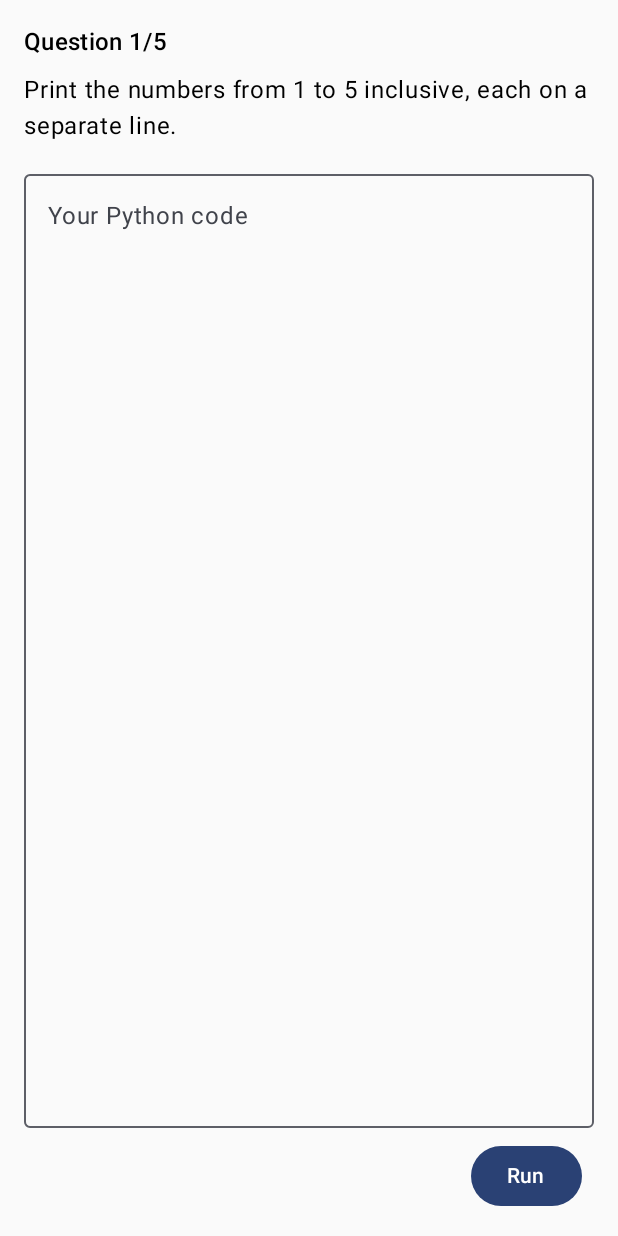
After one commit to vikrammane8377/LocalAi_CodingAssistant-Therapist, an Android app built with Jetpack Compose: the ProgrammingScreen screen opened through its navigation route, on a phone screen of 412 x 824 dp. The commit adds this screen. Run offline under Robolectric (Android 15) with nearby library versions, the phone set to English and light mode, and no system bars; libraries missing offline, so code that uses them is left out: com.chaquo.python; 1 statement that could not run was skipped.

Commit message:
Python compiler

```diff
--- a/ProgrammingAiLocal/app/src/main/java/com/example/programmingailocal/MainActivity.kt
+++ b/ProgrammingAiLocal/app/src/main/java/com/example/programmingailocal/MainActivity.kt
@@ -13,23 +13,34 @@ import androidx.compose.ui.tooling.preview.Preview
 import androidx.navigation.compose.NavHost
 import androidx.navigation.compose.composable
 import androidx.navigation.compose.rememberNavController
+import com.chaquo.python.Python
+import com.chaquo.python.android.AndroidPlatform
 import com.example.programmingailocal.ui.theme.ProgrammingAiLocalTheme
 
 class MainActivity : ComponentActivity() {
     override fun onCreate(savedInstanceState: Bundle?) {
         super.onCreate(savedInstanceState)
+
+        // Initialize Chaquopy Python runtime once per process.
+        if (!Python.isStarted()) {
+            Python.start(AndroidPlatform(this))
+        }
         enableEdgeToEdge()
         setContent {
             ProgrammingAiLocalTheme {
                 val navController = rememberNavController()
                 NavHost(navController, startDestination = "home") {
                     composable("home") {
-                        com.example.programmingailocal.ui.HomeScreen(navigateToChat = {
-                            navController.navigate("chat")
-                        })
+                        com.example.programmingailocal.ui.HomeScreen(
+                            navigateToChat = { navController.navigate("chat") },
+                            navigateToProgramming = { navController.navigate("programming") }
+                        )
                     }
                     composable("chat") {
                         com.example.programmingailocal.ui.ChatScreen()
+                    }
+                    composable("programming") {
+                        com.example.programmingailocal.ui.ProgrammingScreen()
                     }
                 }
             }
--- a/ProgrammingAiLocal/app/src/main/java/com/example/programmingailocal/ui/HomeScreen.kt
+++ b/ProgrammingAiLocal/app/src/main/java/com/example/programmingailocal/ui/HomeScreen.kt
@@ -69,7 +69,7 @@ class HomeViewModel(private val context: Context) : ViewModel() {
 }
 
 @Composable
-fun HomeScreen(navigateToChat: () -> Unit) {
+fun HomeScreen(navigateToChat: () -> Unit, navigateToProgramming: () -> Unit) {
     val context = androidx.compose.ui.platform.LocalContext.current
     val vm: HomeViewModel = viewModel(factory = HomeViewModel.factory(context))
     val state by vm.uiState.collectAsState()
@@ -77,7 +77,11 @@ fun HomeScreen(navigateToChat: () -> Unit) {
     Box(modifier = Modifier.fillMaxSize(), contentAlignment = Alignment.Center) {
         when (state) {
             is HomeUiState.Idle -> {
-                Button(onClick = { vm.prepareModel(navigateToChat) }) { Text("Start chat") }
+                Column(horizontalAlignment = Alignment.CenterHorizontally) {
+                    Button(onClick = { vm.prepareModel(navigateToChat) }) { Text("Start chat") }
+                    Spacer(Modifier.height(16.dp))
+                    Button(onClick = { vm.prepareModel(navigateToProgramming) }) { Text("Start programming") }
+                }
             }
             is HomeUiState.Downloading -> {
                 val p = (state as HomeUiState.Downloading).progress
--- /dev/null
+++ b/ProgrammingAiLocal/app/src/main/java/com/example/programmingailocal/ui/ProgrammingScreen.kt
@@ -0,0 +1,109 @@
+package com.example.programmingailocal.ui
+
+import androidx.compose.foundation.layout.*
+import androidx.compose.foundation.rememberScrollState
+import androidx.compose.foundation.verticalScroll
+import androidx.compose.material3.*
+import androidx.compose.runtime.*
+import androidx.compose.ui.Modifier
+import androidx.compose.ui.unit.dp
+import androidx.lifecycle.ViewModel
+import androidx.lifecycle.viewmodel.compose.viewModel
+import android.util.Log
+
+private data class Question(val prompt: String, val expectedOutput: String)
+
+private val QUESTIONS = listOf(
+    Question("Print the numbers from 1 to 5 inclusive, each on a separate line.",
+        "1\n2\n3\n4\n5"),
+    Question("Write a function factorial(n) and print factorial(5).",
+        "120"),
+    Question("Given the list nums = [3,1,4,1,5], print it sorted ascending.",
+        "[1, 1, 3, 4, 5]"),
+    Question("Read a string s and print s reversed. For this demo just reverse 'hello'.",
+        "olleh"),
+    Question("Compute the sum of even numbers between 1 and 10 inclusive and print it.",
+        "30")
+)
+
+class ProgrammingViewModel : ViewModel() {
+    private val TAG = "ProgVM"
+    var index by mutableStateOf(0); private set
+    var code by mutableStateOf(""); private set
+    var result by mutableStateOf(""); private set
+    var passed by mutableStateOf<Boolean?>(null); private set
+
+    fun run() {
+        val q = QUESTIONS[index]
+        try {
+            Log.d(TAG, "Running user code for question $index")
+            val py = com.chaquo.python.Python.getInstance()
+            val runner = py.getModule("runner")
+            val ret = runner.callAttr("run_user_code", code, q.expectedOutput)
+                .toJava(java.util.HashMap::class.java) as java.util.HashMap<*, *>
+            val okAny = ret["ok"]
+            passed = okAny is Boolean && okAny
+            val errorStr = ret["error"] as? String ?: ""
+            val outputStr = ret["output"] as? String ?: ""
+            result = if (errorStr.isNotEmpty()) errorStr else outputStr
+        } catch (e: Exception) {
+            Log.e(TAG, "Python exec error", e)
+            passed = false
+            result = "Runtime error: ${e.message}"
+        }
+    }
+
+    fun next() {
+        if (index < QUESTIONS.lastIndex) {
+            index++
+            code = ""
+            result = ""
+            passed = null
+        }
+    }
+
+    fun updateCode(newCode: String) { code = newCode }
+}
+
+@Composable
+fun ProgrammingScreen(viewModel: ProgrammingViewModel = viewModel()) {
+    val q = QUESTIONS[viewModel.index]
+
+    Column(Modifier.fillMaxSize().padding(16.dp)) {
+        Text("Question ${viewModel.index + 1}/5", style = MaterialTheme.typography.titleMedium)
+        Spacer(Modifier.height(8.dp))
+        Text(q.prompt)
+
+        Spacer(Modifier.height(12.dp))
+        OutlinedTextField(
+            value = viewModel.code,
+            onValueChange = viewModel::updateCode,
+            label = { Text("Your Python code") },
+            modifier = Modifier
+                .fillMaxWidth()
+                .weight(1f)
+                .verticalScroll(rememberScrollState())
+        )
+
+        Spacer(Modifier.height(8.dp))
+
+        viewModel.passed?.let { ok ->
+            if (ok) {
+                Text("✅ Correct!", color = MaterialTheme.colorScheme.primary)
+                if (viewModel.result.isNotBlank()) {
+                    Text("Output:\n${viewModel.result}")
+                }
+            } else {
+                Text("❌ Not correct. ${viewModel.result}")
+            }
+        }
+
+        Row(Modifier.fillMaxWidth(), horizontalArrangement = Arrangement.End) {
+            Button(onClick = viewModel::run) { Text("Run") }
+            Spacer(Modifier.width(8.dp))
+            if (viewModel.passed == true && viewModel.index < QUESTIONS.lastIndex) {
+                Button(onClick = viewModel::next) { Text("Next question") }
+            }
+        }
+    }
+}
```
Also changed, not shown: ProgrammingAiLocal/app/build.gradle.kts (+8 -1 lines), ProgrammingAiLocal/app/src/main/java/com/example/programmingailocal/data/Consts.kt (+5 -4 lines), ProgrammingAiLocal/app/src/main/java/com/example/programmingailocal/llm/LlmChatModelHelper.kt (+21 -0 lines), 1 other file.
